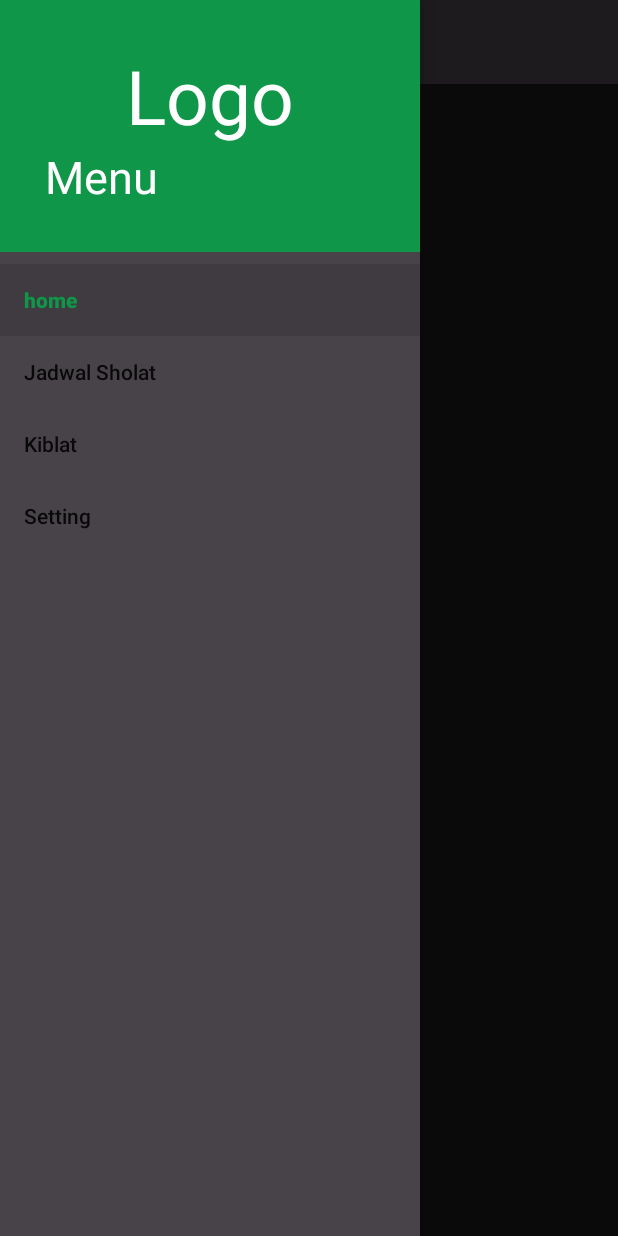
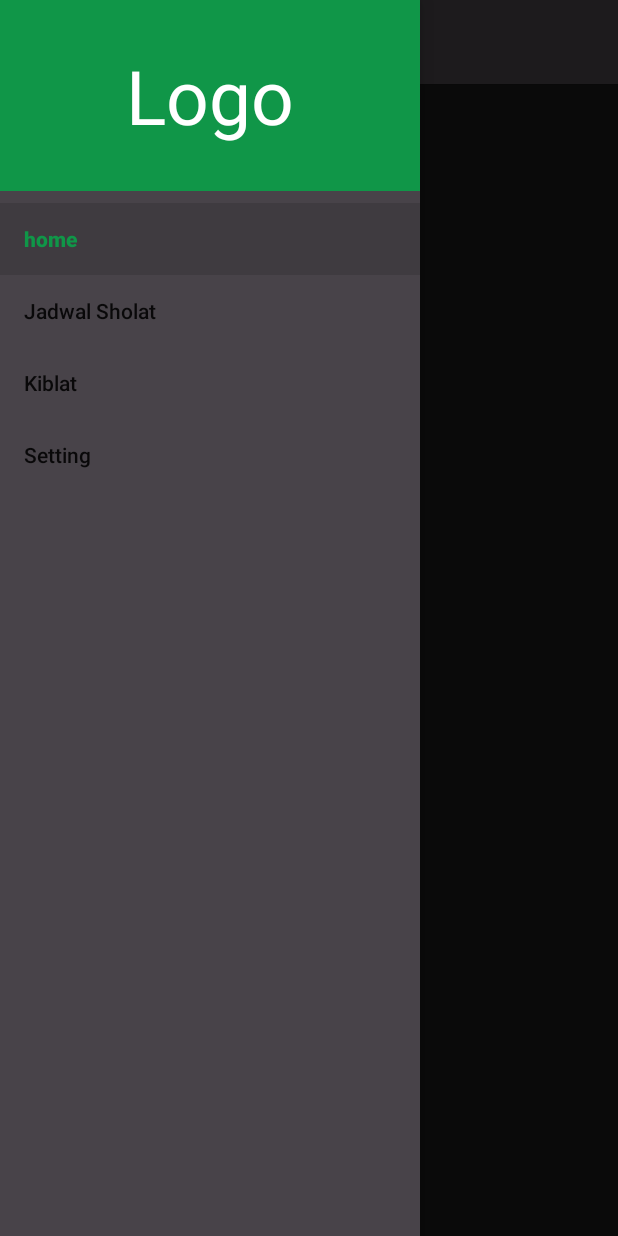
Before and after one commit to ihsan946/SholatQ, an Android app: the screen it shows after launch (MainActivity), with the side drawer open, on a phone screen of 412 x 824 dp. Run offline under Robolectric (Android 15) with nearby library versions, the phone set to English and light mode, and no system bars.

Commit message:
progress pertama

```diff
--- a/app/src/main/res/layout/header_nav.xml
+++ b/app/src/main/res/layout/header_nav.xml
@@ -14,13 +14,5 @@
         android:layout_centerHorizontal="true"
         android:textSize="50sp"
         />
-    <TextView
-        android:id="@+id/menu_nav"
-        android:layout_width="wrap_content"
-        android:layout_height="wrap_content"
-        android:text="Menu"
-        android:textColor="@color/white"
-        android:layout_below="@id/logo_nav"
-        android:textSize="30sp"
-        />
+
 </RelativeLayout>
```
